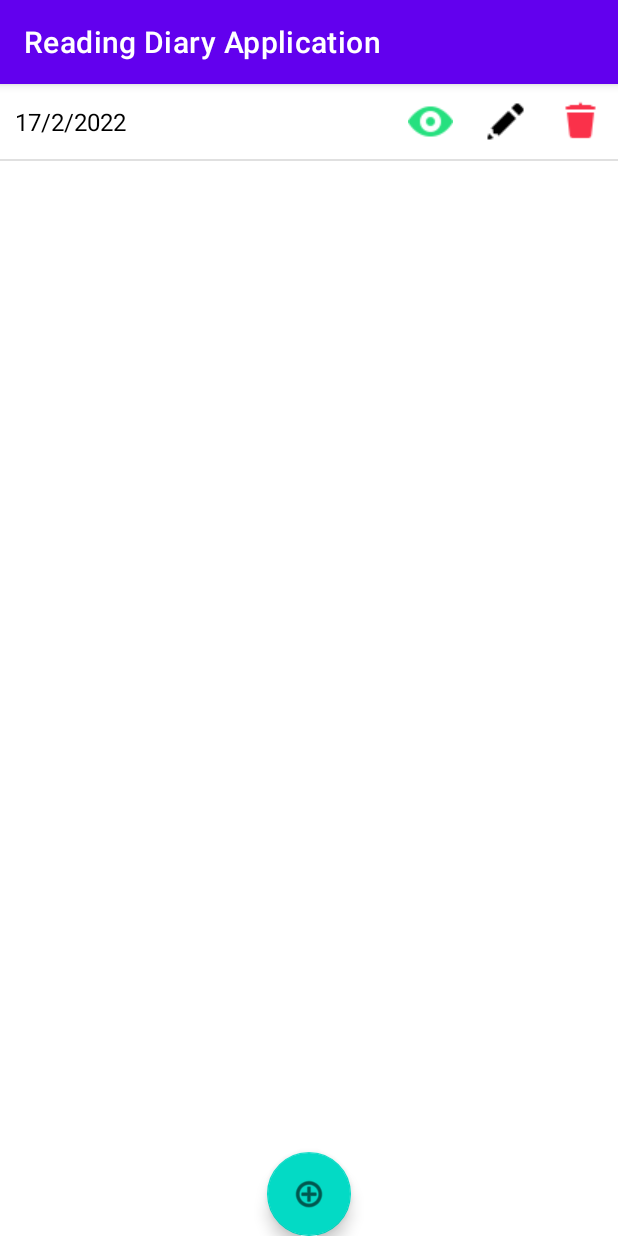
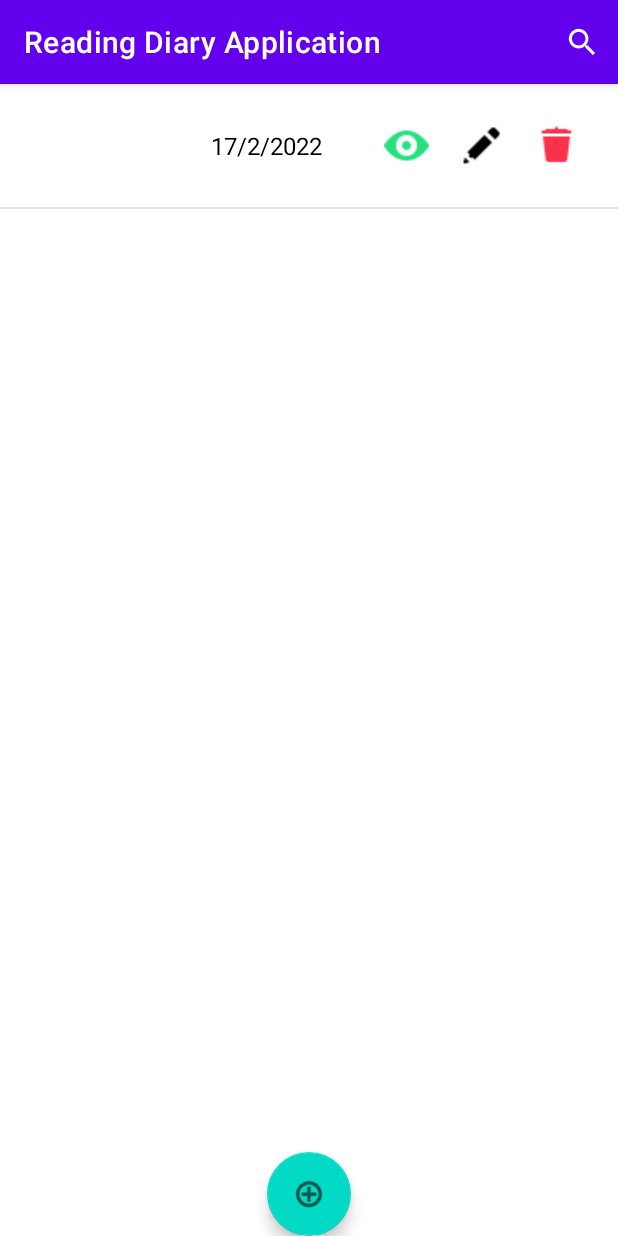
Before and after one commit to ParaMahalingam/Reading-Diary-Android, an Android app: the NewEntry screen opened directly, with no data from a screen before it, after a tap on "CREATE", on a phone screen of 412 x 824 dp. Run offline under Robolectric (Android 15) with nearby library versions, the phone set to English and light mode, and no system bars.

Commit message:
Implemented view selected entry, search, and delete feature

```diff
--- a/ReadingDiaryApplication/app/src/main/java/com/ParaMahalingam/readingdiaryapplication/CustomAdapter.java
+++ b/ReadingDiaryApplication/app/src/main/java/com/ParaMahalingam/readingdiaryapplication/CustomAdapter.java
@@ -1,20 +1,28 @@
 package com.ParaMahalingam.readingdiaryapplication;
 
+import android.annotation.SuppressLint;
+import android.app.AlertDialog;
+import android.content.DialogInterface;
+import android.content.Intent;
+import android.util.Log;
 import android.view.LayoutInflater;
 import android.view.View;
 import android.view.ViewGroup;
 import android.widget.TextView;
+import android.content.Context;
 
 import androidx.recyclerview.widget.RecyclerView;
 
 import java.util.ArrayList;
-import java.util.List;
 
 public class CustomAdapter extends RecyclerView.Adapter<CustomAdapter.ViewHolder> {
+    private Context context;
+    private ArrayList<Entry> data;
+    DiaryDatabase diaryDatabaseDB;
 
-    private ArrayList<Entry> data;
-
-    public CustomAdapter(ArrayList<Entry> data) {
+    public CustomAdapter(Context context, ArrayList<Entry> data) {
+        this.context = context;
+        diaryDatabaseDB = new DiaryDatabase(context);
         this.data = data;
     }
 
@@ -24,7 +32,6 @@ public class CustomAdapter extends RecyclerView.Adapter<CustomAdapter.ViewHolder
 
         public ViewHolder(View view) {
             super(view);
-            // Define click listener for the ViewHolder's View
 
             entryTitle = view.findViewById(R.id.entryTitle);
             entryDate = view.findViewById(R.id.entryDate);
@@ -44,16 +51,65 @@ public class CustomAdapter extends RecyclerView.Adapter<CustomAdapter.ViewHolder
 
     // Replace the contents of a view (invoked by the layout manager)
     @Override
-    public void onBindViewHolder(ViewHolder viewHolder, final int position) {
+    public void onBindViewHolder(ViewHolder viewHolder, @SuppressLint("RecyclerView") final int position) {
 
-        // Get element from your dataset at this position and replace the
-        // contents of the view with that element
+        //Delete selected entry from the database
+        viewHolder.itemView.findViewById((R.id.deleteButton)).setOnClickListener(new View.OnClickListener() {
+            @Override
+            public void onClick(View view) {
+                diaryDatabaseDB.deleteEntry(data.get(position).getID());
+                data = diaryDatabaseDB.getAllEntries();
+                notifyDataSetChanged();
+            }
+        });
+
+        //Open the View Entry screen and fill it with selected Entry details for modification.
+        viewHolder.itemView.findViewById((R.id.editButton)).setOnClickListener(new View.OnClickListener() {
+            @Override
+            public void onClick(View view) {
+                String value = data.get(position).getBookTitle();
+                Intent myIntent = new Intent(view.getContext(), EditEntry.class);
+                myIntent.putExtra("key", value);
+                view.getContext().startActivity(myIntent);
+            }
+        });
+
+        //Open the View Entry screen and fill it with selected Entry details.
+        viewHolder.itemView.findViewById((R.id.viewButton)).setOnClickListener(new View.OnClickListener() {
+            @Override
+            public void onClick(View view) {
+                Intent viewScreen = new Intent(view.getContext(), ViewEntry.class);
+                viewScreen.putExtra("BookTitle", data.get(position).getBookTitle());
+                viewScreen.putExtra("Date", data.get(position).getDate());
+                viewScreen.putExtra("PagesRead", data.get(position).getPagesRead());
+                viewScreen.putExtra("ChildComment", data.get(position).getChildComment());
+                viewScreen.putExtra("TPComment", data.get(position).getTPComment());
+                view.getContext().startActivity(viewScreen);
+            }
+        });
 
         viewHolder.entryDate.setText(this.data.get(position).getDate());
         viewHolder.entryTitle.setText(this.data.get(position).getBookTitle());
     }
 
-    // Return the size of your dataset (invoked by the layout manager)
+    //Search filtering. Filter using the Entry Title, Date, Pages Read, Child Comment, and Teacher / Parent Comment.
+    public void filter(String text) {
+        text = text.toLowerCase();
+        data.clear();
+
+        if (text.isEmpty()) {
+            data.addAll(diaryDatabaseDB.getAllEntries());
+        } else {
+            for (Entry entry : diaryDatabaseDB.getAllEntries()) {
+                if (entry.getBookTitle().toLowerCase().contains(text) || entry.getDate().toLowerCase().contains(text) || entry.getPagesRead().toLowerCase().contains(text) || entry.getChildComment().toLowerCase().contains(text) || entry.getTPComment().toLowerCase().contains(text)) {
+                    data.add(entry);
+                }
+            }
+        }
+        notifyDataSetChanged();
+    }
+
+    // Return the size of entries ArrayList.
     @Override
     public int getItemCount() {
         return this.data.size();
--- a/ReadingDiaryApplication/app/src/main/java/com/ParaMahalingam/readingdiaryapplication/DiaryDatabase.java
+++ b/ReadingDiaryApplication/app/src/main/java/com/ParaMahalingam/readingdiaryapplication/DiaryDatabase.java
@@ -56,6 +56,13 @@ public class DiaryDatabase extends SQLiteOpenHelper {
         db.close();
 
     }
+    public void deleteEntry(Integer id)
+    {
+        SQLiteDatabase db = this.getWritableDatabase();
+        db.delete(TB_Name, "ID=?", new String[]{Integer.toString(id)});
+        db.close();
+
+    }
 
     public ArrayList<Entry> getAllEntries() {
         SQLiteDatabase db = this.getWritableDatabase();
--- a/ReadingDiaryApplication/app/src/main/java/com/ParaMahalingam/readingdiaryapplication/Entry.java
+++ b/ReadingDiaryApplication/app/src/main/java/com/ParaMahalingam/readingdiaryapplication/Entry.java
@@ -3,6 +3,10 @@ package com.ParaMahalingam.readingdiaryapplication;
 public class Entry {
     private int ID;
     private String BookTitle;
+    private String Date;
+    private String PagesRead;
+    private String ChildComment;
+    private String TPComment;
 
     public Entry(int ID, String bookTitle, String date, String pagesRead, String childComment, String TPComment) {
         this.ID = ID;
@@ -12,12 +16,6 @@ public class Entry {
         ChildComment = childComment;
         this.TPComment = TPComment;
     }
-
-
-    private String Date;
-    private String PagesRead;
-    private String ChildComment;
-    private String TPComment;
 
     public int getID() {
         return ID;
--- a/ReadingDiaryApplication/app/src/main/java/com/ParaMahalingam/readingdiaryapplication/MainActivity.java
+++ b/ReadingDiaryApplication/app/src/main/java/com/ParaMahalingam/readingdiaryapplication/MainActivity.java
@@ -1,12 +1,15 @@
 package com.ParaMahalingam.readingdiaryapplication;
 
 import androidx.appcompat.app.AppCompatActivity;
+import androidx.appcompat.widget.SearchView;
 import androidx.recyclerview.widget.DividerItemDecoration;
 import androidx.recyclerview.widget.LinearLayoutManager;
 import androidx.recyclerview.widget.RecyclerView;
 
 import android.content.Intent;
 import android.os.Bundle;
+import android.view.Menu;
+import android.view.MenuItem;
 import android.view.View;
 
 import com.google.android.material.floatingactionbutton.FloatingActionButton;
@@ -16,26 +19,22 @@ import java.util.List;
 
 public class MainActivity extends AppCompatActivity {
     DiaryDatabase diaryDatabaseDB;
+    CustomAdapter adapter;
+
     @Override
     protected void onCreate(Bundle savedInstanceState) {
         super.onCreate(savedInstanceState);
         setContentView(R.layout.activity_main);
         diaryDatabaseDB = new DiaryDatabase(this);
 
+        adapter = new CustomAdapter(this, diaryDatabaseDB.getAllEntries());
 
-//        fragmentOrActivity.yourArray.remove(holder.getAdapterPosition());
-//        fragmentOrActivity.yourAdapter.notifyDataSetChanged();
-//
 
         RecyclerView recyclerView = findViewById(R.id.recycler_view);
 
         recyclerView.setLayoutManager(new LinearLayoutManager(this));
-        recyclerView.setAdapter(new CustomAdapter(diaryDatabaseDB.getAllEntries()));
+        recyclerView.setAdapter(adapter);
         recyclerView.addItemDecoration(new DividerItemDecoration(this, DividerItemDecoration.VERTICAL));
-
-
-
-
 
 
 //        Button btn = (Button)findViewById(R.id.openNewEntryButton);
@@ -50,14 +49,29 @@ public class MainActivity extends AppCompatActivity {
         });
     }
 
-    private List<String> generateData() {
-        List<String> data = new ArrayList<>();
-        for (int i = 0; i < 100; i++) {
-            data.add(String.valueOf(i) + "th Element");
-        }
-        return data;
-    }
+    @Override
+    //Display a search bar on the action bar. Calls the filter() method with a query parameter to filter the results
+    public boolean onCreateOptionsMenu(Menu menu) {
+        getMenuInflater().inflate(R.menu.searchbar, menu);
+        MenuItem menuItem = menu.findItem(R.id.action_search);
+        SearchView entriesSearch = (SearchView) menuItem.getActionView();
+        entriesSearch.setQueryHint("Search Entries by title, date, etc");
+
+        entriesSearch.setOnQueryTextListener(new SearchView.OnQueryTextListener() {
+            @Override
+            public boolean onQueryTextSubmit(String query) {
+                adapter.filter(query);
+                return true;
+            }
+
+            @Override
+            public boolean onQueryTextChange(String newText) {
+                adapter.filter(newText);
+                return true;
+            }
+        });
 
 
-
+        return super.onCreateOptionsMenu(menu);
+    }
 }
--- a/ReadingDiaryApplication/app/src/main/res/layout/activity_main.xml
+++ b/ReadingDiaryApplication/app/src/main/res/layout/activity_main.xml
@@ -1,29 +1,32 @@
 <?xml version="1.0" encoding="utf-8"?>
 <RelativeLayout xmlns:android="http://schemas.android.com/apk/res/android"
     xmlns:app="http://schemas.android.com/apk/res-auto"
+    xmlns:tools="http://schemas.android.com/tools"
     android:layout_width="match_parent"
     android:layout_height="match_parent">
 
-<!--    <Button-->
-<!--        android:id="@+id/openNewEntryButton"-->
-<!--        android:layout_width="match_parent"-->
-<!--        android:layout_height="wrap_content"-->
-<!--        android:text="Get New Entry" />-->
+    <LinearLayout
+        android:layout_width="match_parent"
+        android:layout_height="wrap_content"
+        android:orientation="vertical">
 
-    <androidx.recyclerview.widget.RecyclerView
-        android:id="@+id/recycler_view"
-        android:layout_width="match_parent"
-        android:layout_height="match_parent">
+        <androidx.recyclerview.widget.RecyclerView
+            android:id="@+id/recycler_view"
+            android:layout_width="match_parent"
+            android:layout_height="match_parent">
 
-    </androidx.recyclerview.widget.RecyclerView>
+        </androidx.recyclerview.widget.RecyclerView>
+
+    </LinearLayout>
 
     <com.google.android.material.floatingactionbutton.FloatingActionButton
         android:id="@+id/openNewEntryButton"
         android:layout_width="wrap_content"
+        android:layout_height="wrap_content"
+        android:layout_alignParentBottom="true"
         android:layout_centerInParent="true"
-        android:layout_alignParentBottom="true"
-        android:layout_height="wrap_content"
         android:clickable="true"
-        app:srcCompat="@android:drawable/ic_menu_add" />
+        app:srcCompat="@android:drawable/ic_menu_add"
+        tools:ignore="SpeakableTextPresentCheck" />
 
 </RelativeLayout>
--- a/ReadingDiaryApplication/app/src/main/res/layout/activity_new_entry.xml
+++ b/ReadingDiaryApplication/app/src/main/res/layout/activity_new_entry.xml
@@ -17,7 +17,7 @@
         android:orientation="vertical">
 
       <TextView
-          android:id="@+id/textView3"
+          android:id="@+id/lblBookTitle"
           android:layout_width="match_parent"
           android:layout_height="wrap_content"
           android:text="Book Title" />
--- a/ReadingDiaryApplication/app/src/main/res/layout/entry.xml
+++ b/ReadingDiaryApplication/app/src/main/res/layout/entry.xml
@@ -6,9 +6,20 @@
 
     <LinearLayout
         android:layout_width="match_parent"
+        android:layout_margin="16dp"
         android:layout_height="match_parent"
         android:gravity="center"
         android:orientation="horizontal">
+
+        <TextView
+            android:id="@+id/entryTitle"
+            android:layout_width="0dp"
+            android:layout_height="wrap_content"
+            android:layout_weight="1"
+            android:padding="10dp"
+            android:text="Item Name"
+            android:textColor="@color/black"
+            android:textSize="16dp" />
 
         <TextView
             android:id="@+id/entryDate"
@@ -19,16 +30,6 @@
             android:text="Item Name"
             android:textColor="@color/black"
             android:textSize="16dp" />
-        <TextView
-            android:id="@+id/entryTitle"
-            android:layout_width="0dp"
-            android:layout_height="wrap_content"
-            android:layout_weight="1"
-            android:padding="10dp"
-            android:text="Item Name"
-            android:textColor="@color/black"
-            android:textSize="16dp" />
-
 
         <ImageButton
             android:id="@+id/viewButton"
--- /dev/null
+++ b/ReadingDiaryApplication/app/src/main/res/menu/searchbar.xml
@@ -0,0 +1,10 @@
+<?xml version="1.0" encoding="utf-8"?>
+<menu xmlns:android="http://schemas.android.com/apk/res/android"
+    xmlns:app="http://schemas.android.com/apk/res-auto">
+    <item
+        android:id="@+id/action_search"
+        android:icon="?android:attr/actionModeWebSearchDrawable"
+        android:title="Search"
+        app:actionViewClass="androidx.appcompat.widget.SearchView"
+        app:showAsAction="ifRoom|collapseActionView" />
+</menu>
```
Also changed, not shown: ReadingDiaryApplication/app/src/main/AndroidManifest.xml (+7 -1 lines), ReadingDiaryApplication/app/src/main/java/com/ParaMahalingam/readingdiaryapplication/EditEntry.java (added, +26 -0 lines), ReadingDiaryApplication/app/src/main/java/com/ParaMahalingam/readingdiaryapplication/ViewEntry.java (added, +31 -0 lines), ReadingDiaryApplication/app/src/main/res/layout/activity_edit_entry.xml (added, +16 -0 lines), ReadingDiaryApplication/app/src/main/res/layout/activity_view_entry.xml (added, +110 -0 lines).
